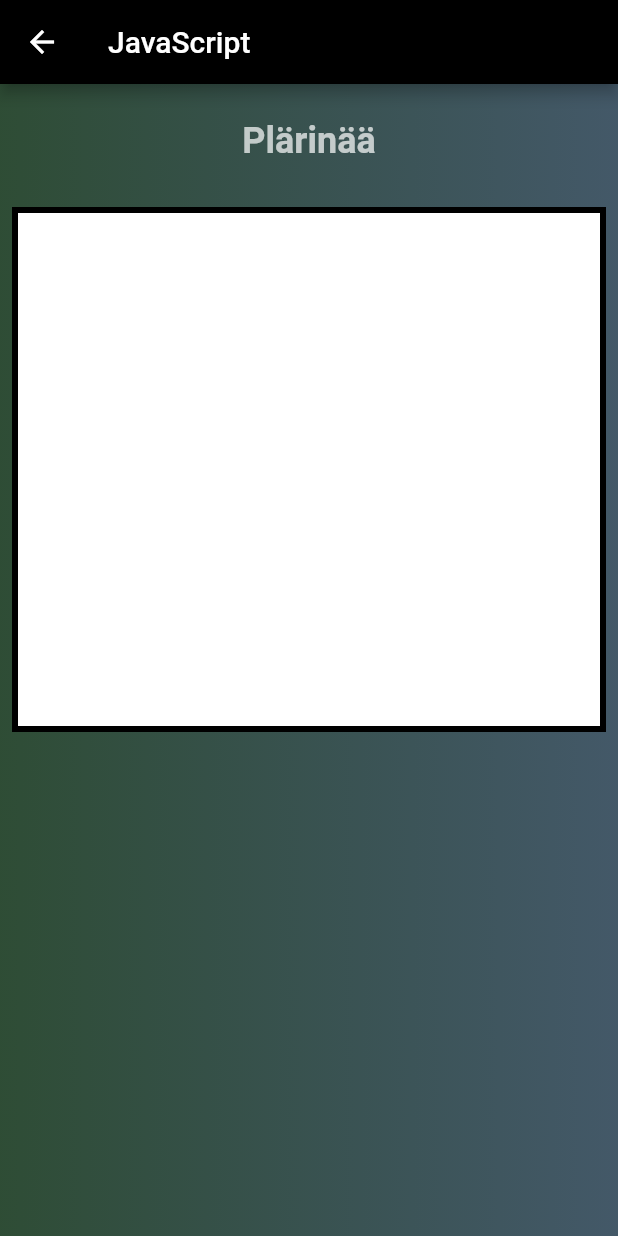
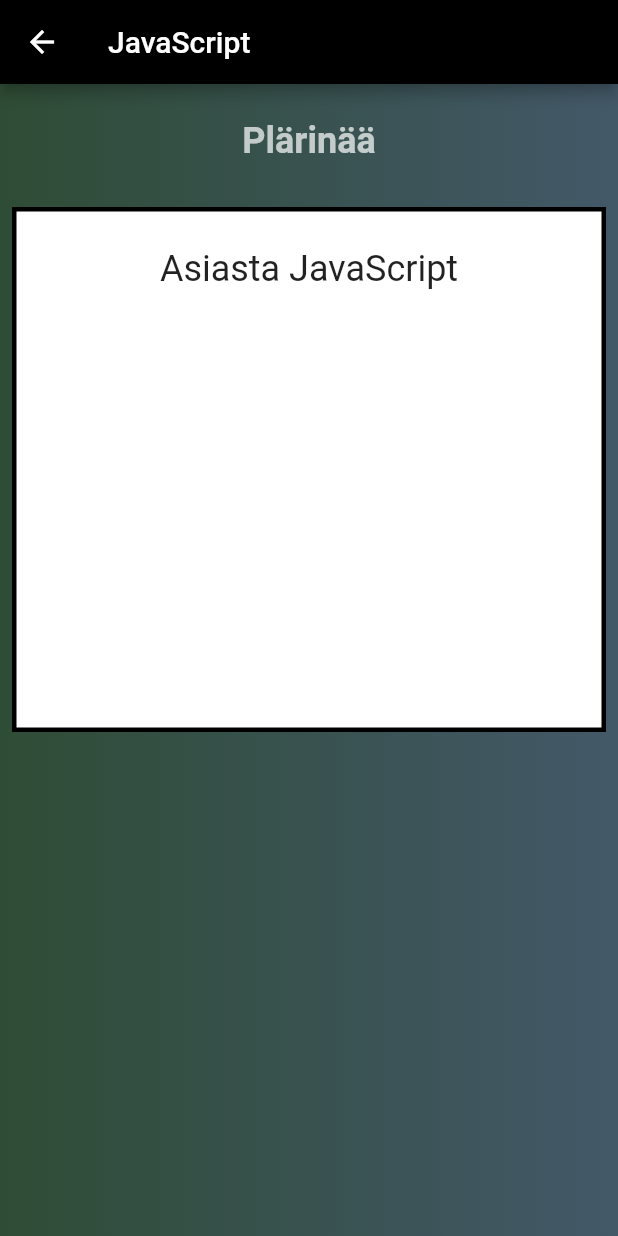
Before and after one commit to Geezter/fluttersakky, a Flutter app: the CodingTopic screen opened by its route, on a phone screen of 412 x 824 dp. Run offline on Flutter 3.47's test engine with Material 2 defaults, Android fonts, the light colour scheme and no system bars; our stand-ins replace google_fonts.

Commit message:
minor update

```diff
--- a/lib/components/coding_topic.dart
+++ b/lib/components/coding_topic.dart
@@ -31,13 +31,26 @@ class _CodingTopicState extends State<CodingTopic> {
             const SizedBox(height: 24),
             Text(
               widget.topic,
-              style: TextStyle(fontSize: 24, fontWeight: FontWeight.w600, color: Colors.white70),
+              style: TextStyle(
+                  fontSize: 24,
+                  fontWeight: FontWeight.w600,
+                  color: Colors.white70),
             ),
             const SizedBox(height: 30),
             Container(
-              margin: EdgeInsets.symmetric(horizontal: 8),
+              margin: const EdgeInsets.symmetric(horizontal: 8),
               height: 350,
-              decoration: BoxDecoration(border: Border.all(color: Colors.black, width: 4), color: Colors.white),
+              decoration: BoxDecoration(
+                  border: Border.all(color: Colors.black, width: 3),
+                  color: Colors.white),
+              child: Center(
+                child: Column(children: [
+                  SizedBox(height: 24),
+                  Text('Asiasta ${widget.language}',
+                  style: TextStyle(fontSize: 24)
+                  ),
+                ]),
+              ),
             )
           ]),
         ),
--- a/pubspec.yaml
+++ b/pubspec.yaml
@@ -36,6 +36,7 @@ dependencies:
   # Use with the CupertinoIcons class for iOS style icons.
   cupertino_icons: ^1.0.2
   google_fonts: ^5.1.0
+  code_text_field: ^1.1.0
 
 dev_dependencies:
   flutter_test:
```
Also changed, not shown: pubspec.lock.
